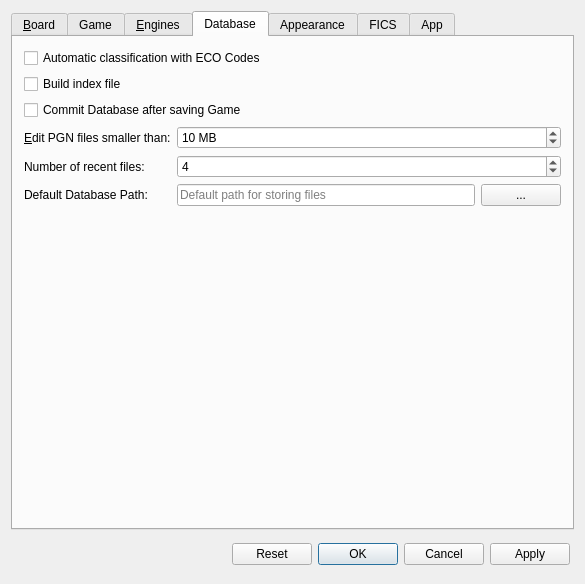
Before: the Qt Designer form src/dialogs/preferences.ui in madnight/chessx, drawn with Qt 5.
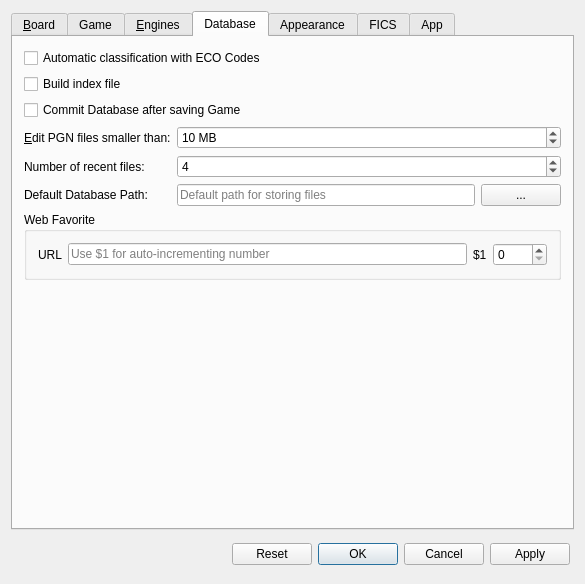
After: the same form once the commit is applied. The open tabs and pages were chosen to show the change. Icons and pictures are not drawn. Custom widgets are drawn as their Qt base class.

Commit message: New feature: Favorite web source with auto-increment

```diff
--- a/src/dialogs/preferences.ui
+++ b/src/dialogs/preferences.ui
@@ -17,6 +17,45 @@
    <bool>true</bool>
   </property>
   <layout class="QGridLayout" name="gridLayout">
+   <item row="1" column="0">
+    <layout class="QHBoxLayout">
+     <property name="leftMargin">
+      <number>4</number>
+     </property>
+     <property name="topMargin">
+      <number>4</number>
+     </property>
+     <property name="rightMargin">
+      <number>4</number>
+     </property>
+     <property name="bottomMargin">
+      <number>4</number>
+     </property>
+     <item>
+      <spacer>
+       <property name="orientation">
+        <enum>Qt::Horizontal</enum>
+       </property>
+       <property name="sizeType">
+        <enum>QSizePolicy::Expanding</enum>
+       </property>
+       <property name="sizeHint" stdset="0">
+        <size>
+         <width>121</width>
+         <height>29</height>
+        </size>
+       </property>
+      </spacer>
+     </item>
+     <item>
+      <widget class="QDialogButtonBox" name="buttonBox">
+       <property name="standardButtons">
+        <set>QDialogButtonBox::Apply|QDialogButtonBox::Cancel|QDialogButtonBox::Ok|QDialogButtonBox::Reset</set>
+       </property>
+      </widget>
+     </item>
+    </layout>
+   </item>
    <item row="0" column="0">
     <widget class="QTabWidget" name="tabWidget">
      <property name="autoFillBackground">
@@ -937,6 +976,46 @@
          </item>
         </layout>
        </item>
+       <item>
+        <widget class="QGroupBox" name="groupBox_11">
+         <property name="title">
+          <string>Web Favorite</string>
+         </property>
+         <layout class="QHBoxLayout" name="horizontalLayout_7">
+          <item>
+           <widget class="QLabel" name="label_11">
+            <property name="text">
+             <string notr="true">URL</string>
+            </property>
+           </widget>
+          </item>
+          <item>
+           <widget class="QLineEdit" name="webFavorite">
+            <property name="toolTip">
+             <string>URL, use $1 for auto-incrementing number</string>
+            </property>
+            <property name="placeholderText">
+             <string>Use $1 for auto-incrementing number</string>
+            </property>
+           </widget>
+          </item>
+          <item>
+           <widget class="QLabel" name="label_15">
+            <property name="text">
+             <string notr="true">$1</string>
+            </property>
+           </widget>
+          </item>
+          <item>
+           <widget class="QSpinBox" name="autoNumber">
+            <property name="maximum">
+             <number>9999</number>
+            </property>
+           </widget>
+          </item>
+         </layout>
+        </widget>
+       </item>
        <item>
         <spacer name="verticalSpacer_4">
          <property name="orientation">
@@ -1427,45 +1506,6 @@
      </widget>
     </widget>
    </item>
-   <item row="1" column="0">
-    <layout class="QHBoxLayout">
-     <property name="leftMargin">
-      <number>4</number>
-     </property>
-     <property name="topMargin">
-      <number>4</number>
-     </property>
-     <property name="rightMargin">
-      <number>4</number>
-     </property>
-     <property name="bottomMargin">
-      <number>4</number>
-     </property>
-     <item>
-      <spacer>
-       <property name="orientation">
-        <enum>Qt::Horizontal</enum>
-       </property>
-       <property name="sizeType">
-        <enum>QSizePolicy::Expanding</enum>
-       </property>
-       <property name="sizeHint" stdset="0">
-        <size>
-         <width>121</width>
-         <height>29</height>
-        </size>
-       </property>
-      </spacer>
-     </item>
-     <item>
-      <widget class="QDialogButtonBox" name="buttonBox">
-       <property name="standardButtons">
-        <set>QDialogButtonBox::Apply|QDialogButtonBox::Cancel|QDialogButtonBox::Ok|QDialogButtonBox::Reset</set>
-       </property>
-      </widget>
-     </item>
-    </layout>
-   </item>
   </layout>
  </widget>
  <layoutdefault spacing="6" margin="11"/>
```
Left out of the diff: 2 changed lines with no effect on the pictures. The commit also changes 7 other files.
